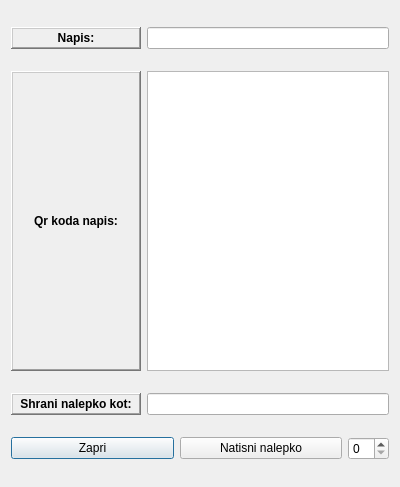
Above: novanalepka.ui from nejcSedo/PrintNalepk before the change. Below: the same form after it.
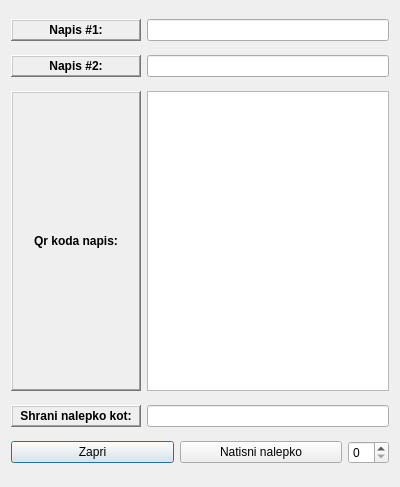
That is the form after the change.

```diff
--- a/novanalepka.ui
+++ b/novanalepka.ui
@@ -37,7 +37,7 @@
         <enum>QFrame::Raised</enum>
        </property>
        <property name="text">
-        <string>Napis:</string>
+        <string>Napis #1:</string>
        </property>
        <property name="alignment">
         <set>Qt::AlignCenter</set>
@@ -50,6 +50,41 @@
     </layout>
    </item>
    <item row="1" column="0">
+    <layout class="QHBoxLayout" name="horizontalLayout_5">
+     <item>
+      <widget class="QLabel" name="label_napis_drugaCrta">
+       <property name="minimumSize">
+        <size>
+         <width>130</width>
+         <height>0</height>
+        </size>
+       </property>
+       <property name="font">
+        <font>
+         <weight>75</weight>
+         <bold>true</bold>
+        </font>
+       </property>
+       <property name="frameShape">
+        <enum>QFrame::WinPanel</enum>
+       </property>
+       <property name="frameShadow">
+        <enum>QFrame::Raised</enum>
+       </property>
+       <property name="text">
+        <string>Napis #2:</string>
+       </property>
+       <property name="alignment">
+        <set>Qt::AlignCenter</set>
+       </property>
+      </widget>
+     </item>
+     <item>
+      <widget class="QLineEdit" name="lineEdit_napis_drugaCrta"/>
+     </item>
+    </layout>
+   </item>
+   <item row="2" column="0">
     <layout class="QHBoxLayout" name="horizontalLayout_3">
      <item>
       <widget class="QLabel" name="label_qrNapis">
@@ -97,7 +132,7 @@
      </item>
     </layout>
    </item>
-   <item row="2" column="0">
+   <item row="3" column="0">
     <layout class="QHBoxLayout" name="horizontalLayout">
      <item>
       <widget class="QLabel" name="label">
@@ -132,7 +167,7 @@
      </item>
     </layout>
    </item>
-   <item row="3" column="0">
+   <item row="4" column="0">
     <layout class="QHBoxLayout" name="horizontalLayout_2">
      <item>
       <widget class="QPushButton" name="pushButton_close">
```
Left out of the diff: 7 changed lines with no effect on the pictures.
